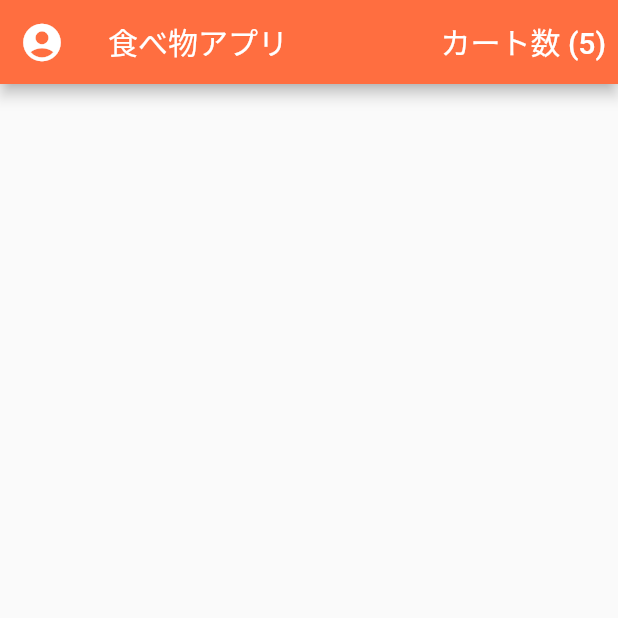
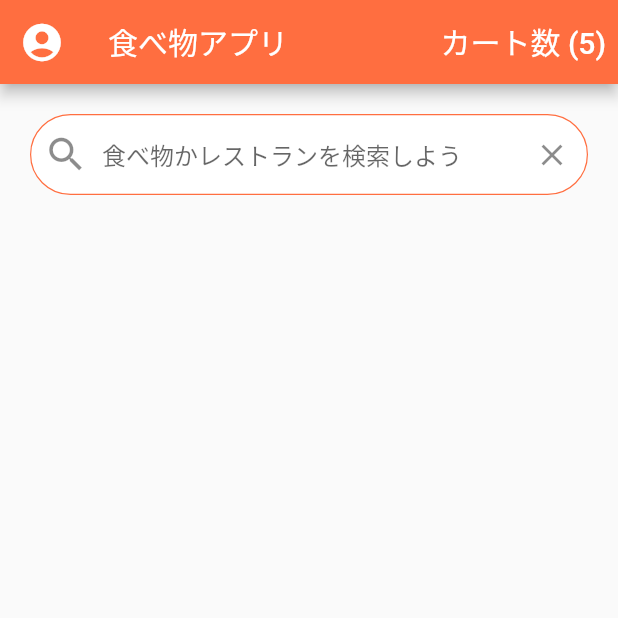
Before and after one commit to hideokawahara/flutter_food_delivery_ui-main, a Flutter app: the screen it shows after launch, on a phone screen of 412 x 824 dp, the top half of it. Run offline on Flutter 3.47's test engine with Material 2 defaults, Android fonts, the phone set to English and light mode, and no system bars.

Commit message:
feat: 検索バー作成

```diff
--- a/lib/screens/home_screen.dart
+++ b/lib/screens/home_screen.dart
@@ -30,6 +30,40 @@ class _HomeScreenState extends State<HomeScreen> {
           ),
         ],
       ),
+      body: ListView(
+        children: <Widget>[
+          Padding(
+            padding: EdgeInsets.all(20.0),
+            child: TextField(
+              decoration: InputDecoration(
+                contentPadding: EdgeInsets.symmetric(vertical: 15.0),
+                fillColor: Colors.white,
+                filled: true,
+                border: OutlineInputBorder(
+                  borderRadius: BorderRadius.circular(30.0),
+                  borderSide: BorderSide(width: 0.8),
+                ),
+                enabledBorder: OutlineInputBorder(
+                  borderRadius: BorderRadius.circular(30.0),
+                  borderSide: BorderSide(
+                    width: 0.8,
+                    color: Theme.of(context).primaryColor,
+                  ),
+                ),
+                hintText: '食べ物かレストランを検索しよう',
+                prefixIcon: Icon(
+                  Icons.search,
+                  size: 30.0,
+                ),
+                suffixIcon: IconButton(
+                  icon: Icon(Icons.clear),
+                  onPressed: () {},
+                ),
+              ),
+            ),
+          ),
+        ],
+      ),
     );
   }
 }
```
